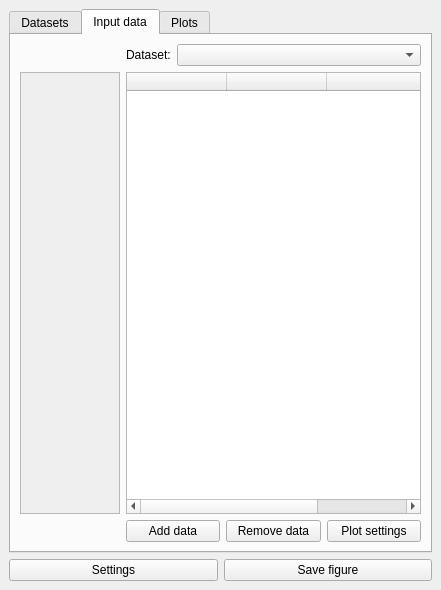
Before: the Qt Designer form stereograph_gui.ui in BoehnkeC/stereograph, drawn with Qt 5.
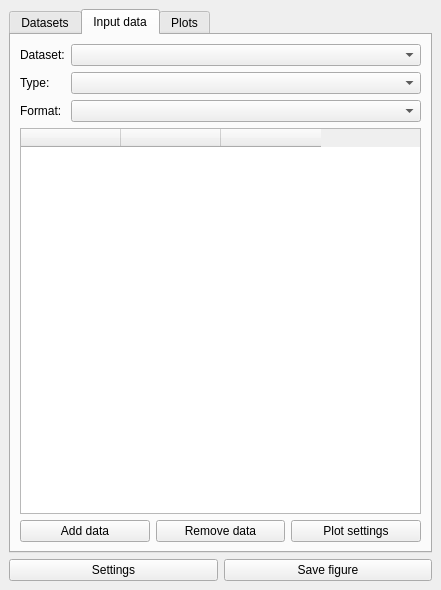
After: the same form once the commit is applied. The open tabs and pages were chosen to show the change.

Commit message: Adapted main GUI

The edit to the form file:
```diff
--- a/stereograph_gui.ui
+++ b/stereograph_gui.ui
@@ -108,7 +108,7 @@
           <string>Input data</string>
          </attribute>
          <layout class="QGridLayout" name="gridLayout_2">
-          <item row="2" column="1">
+          <item row="5" column="0">
            <layout class="QHBoxLayout" name="horizontalLayout_4">
             <item>
              <widget class="QPushButton" name="btn_add_data">
@@ -133,7 +133,7 @@
             </item>
            </layout>
           </item>
-          <item row="0" column="1">
+          <item row="0" column="0">
            <layout class="QFormLayout" name="formLayout">
             <item row="0" column="0">
              <widget class="QLabel" name="lbl_set">
@@ -145,9 +145,29 @@
             <item row="0" column="1">
              <widget class="QComboBox" name="cmb_set"/>
             </item>
+            <item row="1" column="1">
+             <widget class="QComboBox" name="cmb_type"/>
+            </item>
+            <item row="1" column="0">
+             <widget class="QLabel" name="lbl_type">
+              <property name="text">
+               <string>Type:</string>
+              </property>
+             </widget>
+            </item>
+            <item row="2" column="1">
+             <widget class="QComboBox" name="comboBox"/>
+            </item>
+            <item row="2" column="0">
+             <widget class="QLabel" name="label">
+              <property name="text">
+               <string>Format:</string>
+              </property>
+             </widget>
+            </item>
            </layout>
           </item>
-          <item row="1" column="1">
+          <item row="4" column="0">
            <widget class="QTableWidget" name="tbl_input">
             <property name="columnCount">
              <number>3</number>
@@ -169,32 +189,6 @@
             </column>
            </widget>
           </item>
-          <item row="1" column="0">
-           <widget class="QScrollArea" name="scrollArea">
-            <property name="maximumSize">
-             <size>
-              <width>100</width>
-              <height>16777215</height>
-             </size>
-            </property>
-            <property name="sizeAdjustPolicy">
-             <enum>QAbstractScrollArea::AdjustIgnored</enum>
-            </property>
-            <property name="widgetResizable">
-             <bool>true</bool>
-            </property>
-            <widget class="QWidget" name="scroll">
-             <property name="geometry">
-              <rect>
-               <x>0</x>
-               <y>0</y>
-               <width>85</width>
-               <height>382</height>
-              </rect>
-             </property>
-            </widget>
-           </widget>
-          </item>
          </layout>
         </widget>
         <widget class="QWidget" name="tab_plots">
```
Left out of the diff: 2 changed lines with no effect on the pictures.
